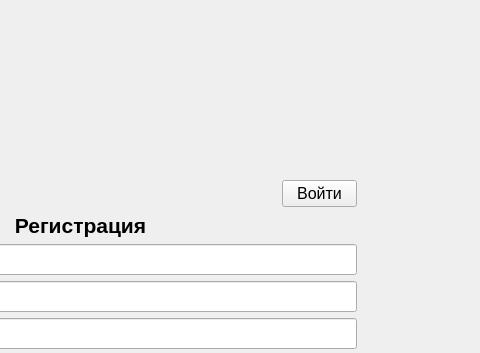
Before: the Qt Designer form design/ui/registration.ui in Sandrkll1/BookStore, drawn with Qt 5; both pictures show x 320 to 800 and y 0 to 353 of the 800 by 600 pixel window.
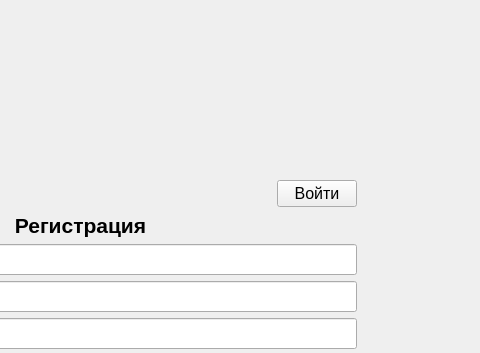
After: the same form once the commit is applied.

The edit to the form file:
```diff
--- a/design/ui/registration.ui
+++ b/design/ui/registration.ui
@@ -43,7 +43,7 @@
        <widget class="QPushButton" name="loginButton">
         <property name="maximumSize">
          <size>
-          <width>75</width>
+          <width>16777215</width>
           <height>16777215</height>
          </size>
         </property>
```
